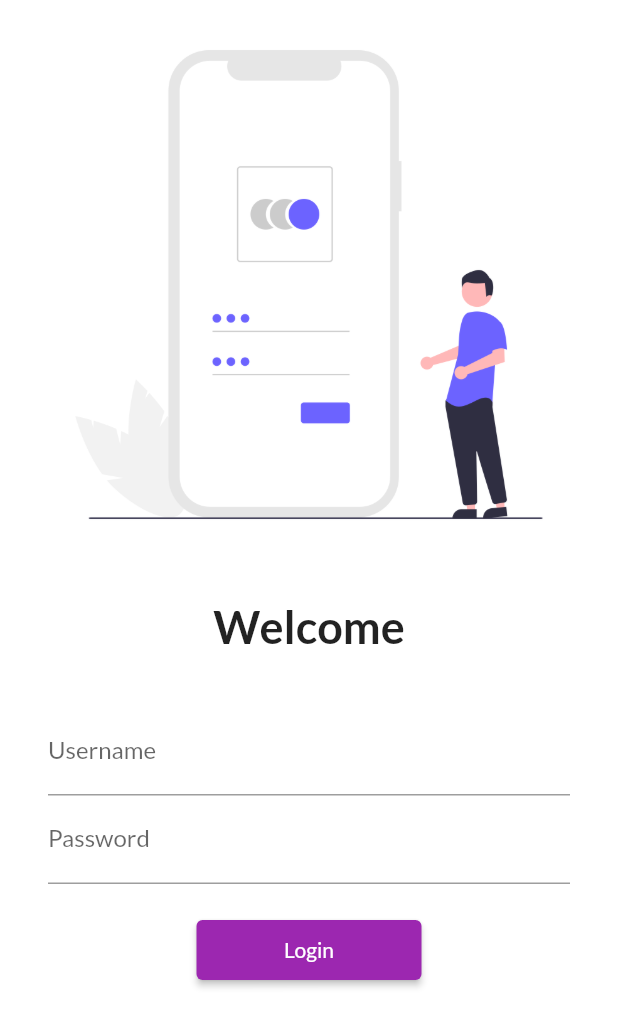
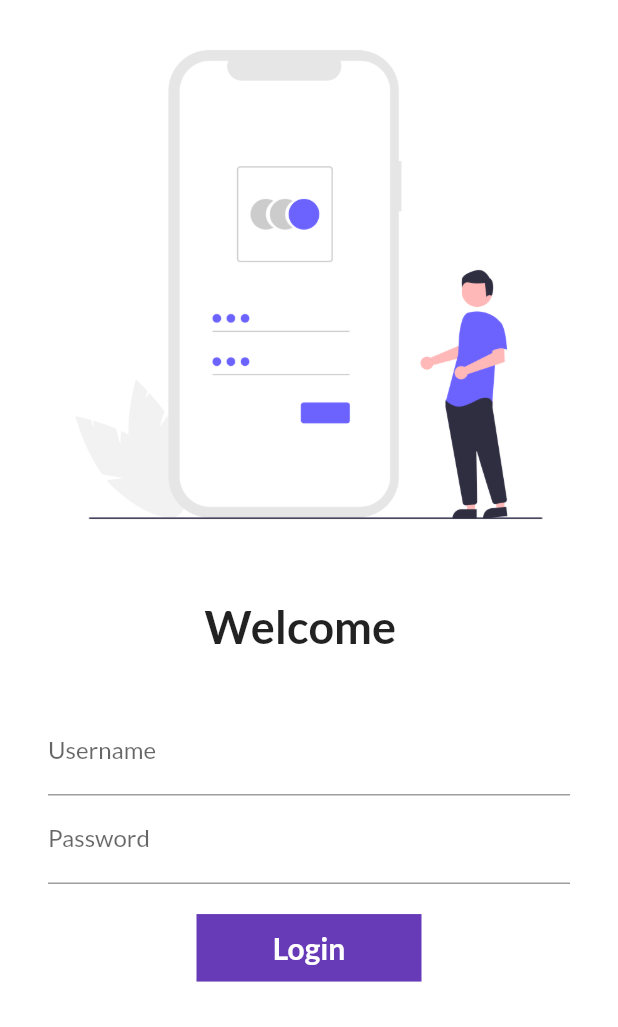
Before and after one commit to Prerna22bokde/flutter, a Flutter app: the screen it shows after launch, on a phone screen of 412 x 824 dp. Shown: the top 1027 px of the screen. Run offline on Flutter 3.47's test engine with Material 2 defaults, Android fonts, the phone set to English and light mode, and no system bars; our stand-ins replace google_fonts.

Commit message:
day6 continue

```diff
--- a/lib/pages/login_page.dart
+++ b/lib/pages/login_page.dart
@@ -1,7 +1,14 @@
 import 'package:flutter/material.dart';
 import 'package:flutter_application_1/utils/routes.dart';
 
-class LoginPage extends StatelessWidget {
+class LoginPage extends StatefulWidget {
+  @override
+  State<LoginPage> createState() => _LoginPageState();
+}
+
+class _LoginPageState extends State<LoginPage> {
+  String name = " ";
+  bool changeButton = false;
   @override
   Widget build(BuildContext context) {
     return Material(
@@ -17,7 +24,7 @@ class LoginPage extends StatelessWidget {
                 height: 20.0,
               ),
               Text(
-                "Welcome",
+                "Welcome $name",
                 style: TextStyle(
                   fontSize: 30,
                   fontWeight: FontWeight.bold,
@@ -36,6 +43,10 @@ class LoginPage extends StatelessWidget {
                         hintText: "Enter username",
                         labelText: "Username",
                       ),
+                      onChanged: (value) {
+                        name = value;
+                        setState(() {});
+                      },
                     ),
                     TextFormField(
                       obscureText: true,
@@ -47,13 +58,41 @@ class LoginPage extends StatelessWidget {
                     SizedBox(
                       height: 20.0,
                     ),
-                    ElevatedButton(
-                      onPressed: () {
-                        Navigator.pushNamed(context, MyRoutes.homeRoute);
+                    InkWell(
+                      onTap: () {
+                        // Navigator.pushNamed(context, MyRoutes.homeRoute);
+                        setState(() {
+                          changeButton = true;
+                        });
                       },
-                      child: Text("Login"),
-                      style: TextButton.styleFrom(minimumSize: Size(150, 40)),
-                    )
+                      child: AnimatedContainer(
+                        duration: Duration(seconds: 1),
+                        width: changeButton ? 50 : 150,
+                        height: 45,
+                        alignment: Alignment.center,
+                        child: Text(
+                          "Login",
+                          style: TextStyle(
+                              color: Colors.white,
+                              fontSize: 20,
+                              fontWeight: FontWeight.bold),
+                        ),
+                        decoration: BoxDecoration(
+                          color: Colors.deepPurple,
+                          shape: changeButton
+                              ? BoxShape.circle
+                              : BoxShape.rectangle,
+                          // borderRadius: BorderRadius.circular(8)),
+                        ),
+                      ),
+                    ),
+                    // ElevatedButton(
+                    //   onPressed: () {
+                    //     Navigator.pushNamed(context, MyRoutes.homeRoute);
+                    //   },
+                    //   child: Text("Login"),
+                    //   style: TextButton.styleFrom(minimumSize: Size(150, 40)),
+                    // )
                   ],
                 ),
               )
```
Also changed, not shown: lib/pages/home_page.dart (+14 -4 lines).
